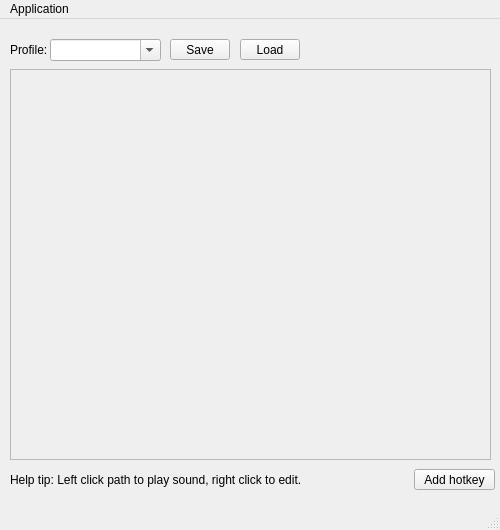
albertopoljak/MC-Fart-Mic, file mc_fart_mic/layouts/main_menu.ui: the form before one commit.
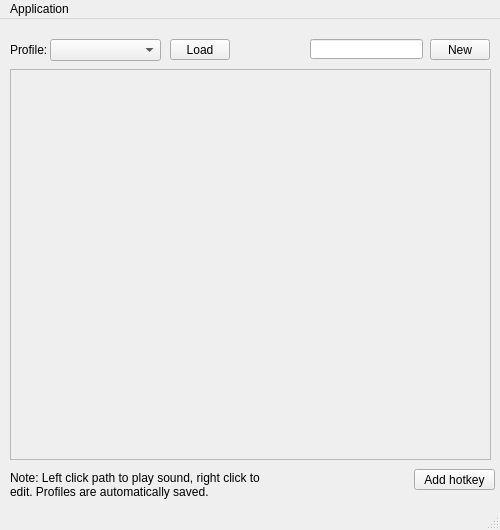
The form after the commit.

Commit message: Updated layouts. Can now select directory along just single audio file. Better filters for select window. More logical layout for main_menu.ui

The edit to the form file:
```diff
--- a/mc_fart_mic/layouts/main_menu.ui
+++ b/mc_fart_mic/layouts/main_menu.ui
@@ -64,20 +64,20 @@
    <widget class="QPushButton" name="button_save_profile">
     <property name="geometry">
      <rect>
-      <x>170</x>
+      <x>430</x>
       <y>20</y>
       <width>60</width>
       <height>21</height>
      </rect>
     </property>
     <property name="text">
-     <string>Save</string>
+     <string>New</string>
     </property>
    </widget>
    <widget class="QPushButton" name="button_load_profile">
     <property name="geometry">
      <rect>
-      <x>240</x>
+      <x>170</x>
       <y>20</y>
       <width>60</width>
       <height>21</height>
@@ -92,12 +92,15 @@
      <rect>
       <x>10</x>
       <y>450</y>
-      <width>341</width>
-      <height>21</height>
+      <width>271</width>
+      <height>31</height>
      </rect>
     </property>
     <property name="text">
-     <string>Help tip: Left click path to play sound, right click to edit.</string>
+     <string>Note: Left click path to play sound, right click to edit. Profiles are automatically saved.</string>
+    </property>
+    <property name="wordWrap">
+     <bool>true</bool>
     </property>
    </widget>
    <widget class="QScrollArea" name="scroll_area_main">
@@ -133,7 +136,23 @@
      </rect>
     </property>
     <property name="editable">
-     <bool>true</bool>
+     <bool>false</bool>
+    </property>
+   </widget>
+   <widget class="QLineEdit" name="line_edit_create_profile">
+    <property name="geometry">
+     <rect>
+      <x>310</x>
+      <y>20</y>
+      <width>113</width>
+      <height>20</height>
+     </rect>
+    </property>
+    <property name="statusTip">
+     <string/>
+    </property>
+    <property name="placeholderText">
+     <string/>
     </property>
    </widget>
   </widget>
```
Left out of the diff: 2 changed lines with no effect on the pictures. The commit also changes 3 other files.
